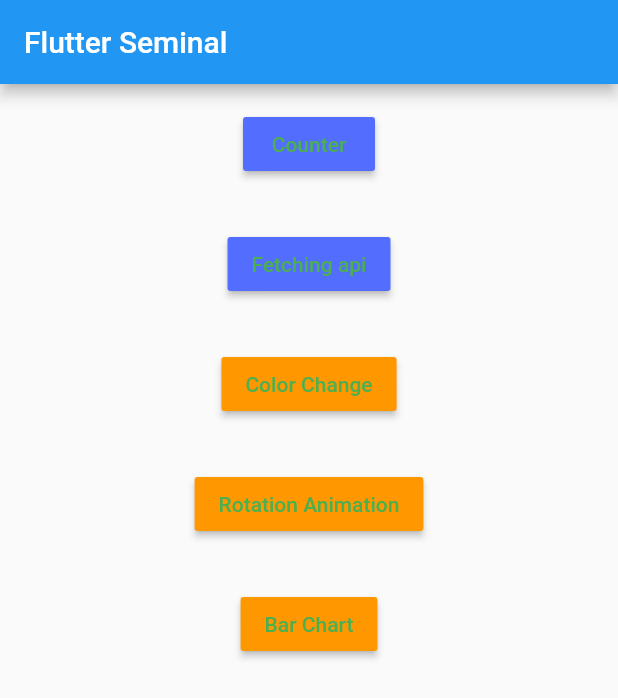
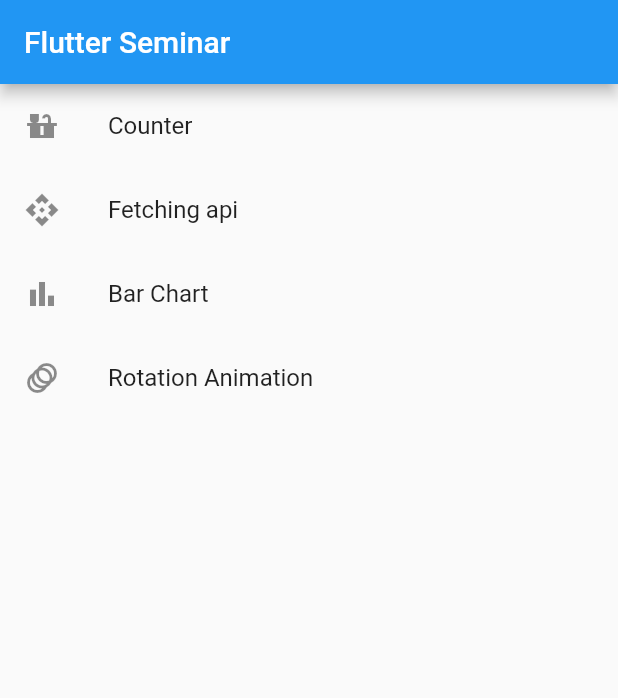
Before and after one commit to linhtv97/flutter, a Flutter app: the screen it shows after launch, on a phone screen of 412 x 824 dp. Shown: the top 698 px of the screen. Run offline on Flutter 3.47's test engine with Material 2 defaults, Android fonts, the phone set to English and light mode, and no system bars.

Commit message:
using list

```diff
--- a/lib/RotationAnimation.dart
+++ b/lib/RotationAnimation.dart
@@ -1,5 +1,4 @@
 import 'dart:math';
-
 import 'package:flutter/material.dart';
 
 class RotationAnimation extends StatefulWidget {
--- a/lib/main.dart
+++ b/lib/main.dart
@@ -1,6 +1,5 @@
 import 'package:flutter/material.dart';
 import 'package:flutter_app_demo/BarChart.dart';
-import 'package:flutter_app_demo/Color.dart';
 import 'package:flutter_app_demo/Counter.dart';
 import 'package:flutter_app_demo/ListPost.dart';
 import 'package:flutter_app_demo/RotationAnimation.dart';
@@ -18,15 +17,15 @@ class MyApp extends StatelessWidget {
         primarySwatch: Colors.blue,
       ),
       home: Home(
-        title: "Flutter Seminal",
+        title: "Flutter Seminar",
       ),
     );
   }
 }
 
+
 class Home extends StatelessWidget {
   Home({Key key, this.title}) : super(key: key);
-
   final String title;
 
   @override
@@ -36,15 +35,12 @@ class Home extends StatelessWidget {
         title: Text('$title'),
       ),
       body: Center(
-        child: Column(
+        child: ListView(
           children: [
-            Padding(
-              padding: EdgeInsets.all(16.0),
-              child: MaterialButton(
-                textColor: Colors.green,
-                child: Text('Counter'),
-                color: Colors.indigoAccent,
-                onPressed: () {
+            ListTile(
+              leading: Icon(Icons.countertops),
+              title: Text('Counter'),
+              onTap: () {
                 Navigator.push(
                     context,
                     MaterialPageRoute(
@@ -53,65 +49,38 @@ class Home extends StatelessWidget {
                         )));
               },
             ),
-            ),
-            Padding(
-              padding: EdgeInsets.all(16.0),
-              child: MaterialButton(
-                textColor: Colors.green,
-                child: Text('Fetching api'),
-                color: Colors.indigoAccent,
-                onPressed: () {
+            ListTile(
+              leading: Icon(Icons.api),
+              title: Text('Fetching api'),
+              onTap: () {
                 Navigator.push(
                     context,
                     MaterialPageRoute(
                         builder: (context) => ListPost()));
               },
             ),
-            ),
-            Padding(
-              padding: EdgeInsets.all(16.0),
-              child: MaterialButton(
-                textColor: Colors.green,
-                child: Text('Color Change'),
-                color: Colors.orange,
-                onPressed: () {
-                  Navigator.push(
-                      context,
-                      MaterialPageRoute(
-                          builder: (context) => Color()));
-                },
-              ),
-            ),
-            Padding(
-              padding: EdgeInsets.all(16.0),
-              child: MaterialButton(
-                textColor: Colors.green,
-                child: Text('Rotation Animation'),
-                color: Colors.orange,
-                onPressed: () {
-                  Navigator.push(
-                      context,
-                      MaterialPageRoute(
-                          builder: (context) => RotationAnimation()));
-                },
-              ),
-            ),
-            Padding(
-              padding: EdgeInsets.all(16.0),
-              child: MaterialButton(
-                textColor: Colors.green,
-                child: Text('Bar Chart'),
-                color: Colors.orange,
-                onPressed: () {
+            ListTile(
+              leading: Icon(Icons.bar_chart),
+              title: Text('Bar Chart'),
+              onTap: () {
                 Navigator.push(
                     context,
                     MaterialPageRoute(
                         builder: (context) => BarChart()));
               },
             ),
+            ListTile(
+              leading: Icon(Icons.animation),
+              title: Text('Rotation Animation'),
+              onTap: () {
+                Navigator.push(
+                    context,
+                    MaterialPageRoute(
+                        builder: (context) => RotationAnimation()));
+              },
             )
           ],
-        ),
+        )
       ),
     );
   }
```
Also changed, not shown: 1 other file. Lines whose indentation alone changed are shown as unchanged.
